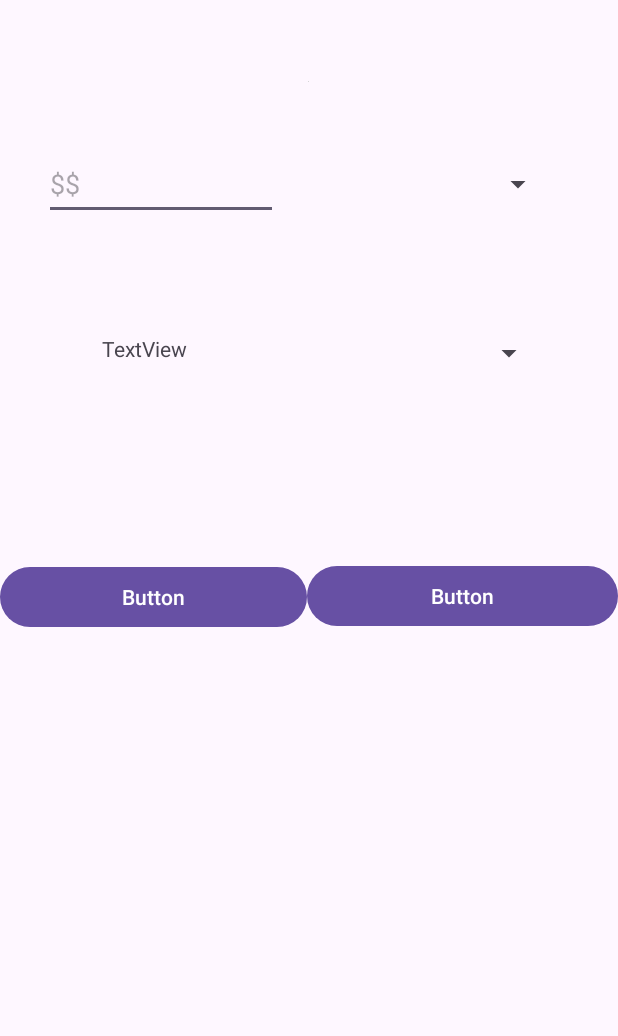
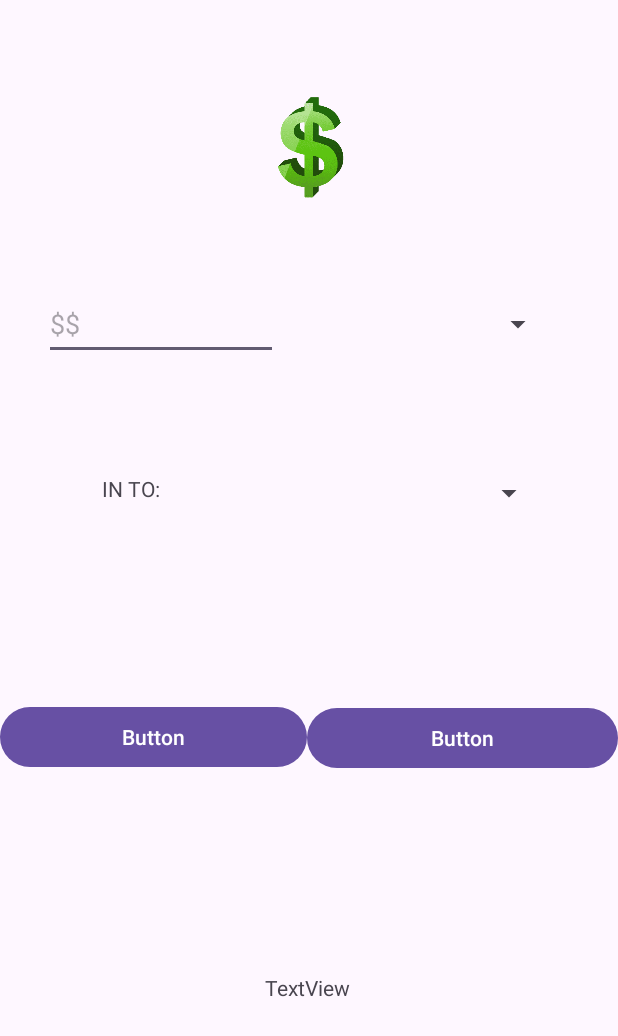
Before and after one commit to EnzoGatica/ConversordemonedasM5i17, an Android app: the layout activity_main.xml on its own in the app's theme, with its tools: preview values and no code run, on a phone screen of 412 x 824 dp. Shown: the top 1036 px of the screen. Run offline under Robolectric (Android 15) with nearby library versions, the phone set to English and light mode, and no system bars.

Commit message:
listo, pero feo

```diff
--- /dev/null
+++ b/app/src/main/res/drawable/ic_android_black_24dp.xml
@@ -0,0 +1,5 @@
+<vector android:height="24dp" android:tint="#000000"
+    android:viewportHeight="24" android:viewportWidth="24"
+    android:width="24dp" xmlns:android="http://schemas.android.com/apk/res/android">
+    <path android:fillColor="#FF000000" android:pathData="M17.6,11.48 L19.44,8.3a0.63,0.63 0,0 0,-1.09 -0.63l-1.88,3.24a11.43,11.43 0,0 0,-8.94 0L5.65,7.67a0.63,0.63 0,0 0,-1.09 0.63L6.4,11.48A10.81,10.81 0,0 0,1 20L23,20A10.81,10.81 0,0 0,17.6 11.48ZM7,17.25A1.25,1.25 0,1 1,8.25 16,1.25 1.25,0 0,1 7,17.25ZM17,17.25A1.25,1.25 0,1 1,18.25 16,1.25 1.25,0 0,1 17,17.25Z"/>
+</vector>
--- a/app/src/main/res/layout/activity_main.xml
+++ b/app/src/main/res/layout/activity_main.xml
@@ -8,26 +8,26 @@
 
     <ImageView
         android:id="@+id/imageView"
-        android:layout_width="wrap_content"
-        android:layout_height="wrap_content"
+        android:layout_width="124dp"
+        android:layout_height="94dp"
         android:layout_marginStart="141dp"
         android:layout_marginTop="54dp"
         android:layout_marginEnd="142dp"
         app:layout_constraintEnd_toEndOf="parent"
         app:layout_constraintStart_toStartOf="parent"
         app:layout_constraintTop_toTopOf="parent"
-        tools:srcCompat="@tools:sample/avatars" />
+        app:srcCompat="@drawable/simbolodinero" />
 
     <Spinner
         android:id="@+id/spinner"
         android:layout_width="138dp"
         android:layout_height="48dp"
         android:layout_marginEnd="30dp"
-        app:layout_constraintBottom_toBottomOf="@+id/editTextNumber"
+        app:layout_constraintBottom_toBottomOf="@+id/editTextEntrada"
         app:layout_constraintEnd_toEndOf="parent"
         app:layout_constraintHorizontal_bias="0.684"
         app:layout_constraintStart_toStartOf="@+id/guideline2"
-        app:layout_constraintTop_toTopOf="@+id/editTextNumber"
+        app:layout_constraintTop_toTopOf="@+id/editTextEntrada"
         app:layout_constraintVertical_bias="0.0" />
 
     <Spinner
@@ -43,7 +43,7 @@
         app:layout_constraintVertical_bias="0.413" />
 
     <EditText
-        android:id="@+id/editTextNumber"
+        android:id="@+id/editTextEntrada"
         android:layout_width="156dp"
         android:layout_height="48dp"
         android:layout_marginStart="29dp"
@@ -62,12 +62,12 @@
         android:layout_height="wrap_content"
         android:layout_marginStart="68dp"
         android:layout_marginTop="76dp"
-        android:text="TextView"
+        android:text="IN TO: "
         app:layout_constraintStart_toStartOf="parent"
-        app:layout_constraintTop_toBottomOf="@+id/editTextNumber" />
+        app:layout_constraintTop_toBottomOf="@+id/editTextEntrada" />
 
     <Button
-        android:id="@+id/button"
+        android:id="@+id/btnConvert"
         android:layout_width="0dp"
         android:layout_height="wrap_content"
         android:layout_marginTop="132dp"
@@ -78,14 +78,14 @@
         app:layout_constraintTop_toBottomOf="@+id/textView" />
 
     <Button
-        android:id="@+id/button2"
+        android:id="@+id/btnReset"
         android:layout_width="0dp"
         android:layout_height="wrap_content"
-        android:layout_marginTop="114dp"
+        android:layout_marginTop="115dp"
         android:text="Button"
         app:layout_constraintEnd_toEndOf="parent"
         app:layout_constraintHorizontal_bias="0.0"
-        app:layout_constraintStart_toEndOf="@+id/button"
+        app:layout_constraintStart_toEndOf="@+id/btnConvert"
         app:layout_constraintTop_toBottomOf="@+id/spinner2" />
 
     <androidx.constraintlayout.widget.Guideline
@@ -94,4 +94,15 @@
         android:layout_height="wrap_content"
         android:orientation="vertical"
         app:layout_constraintGuide_begin="205dp" />
+
+    <TextView
+        android:id="@+id/txtRersultado"
+        android:layout_width="wrap_content"
+        android:layout_height="wrap_content"
+        android:layout_marginBottom="156dp"
+        android:text="TextView"
+        app:layout_constraintBottom_toBottomOf="parent"
+        app:layout_constraintEnd_toEndOf="parent"
+        app:layout_constraintHorizontal_bias="0.498"
+        app:layout_constraintStart_toStartOf="parent" />
 </androidx.constraintlayout.widget.ConstraintLayout>
```
Also changed, not shown: app/src/main/java/com/example/conversordemonedasm5i17/MainActivity.kt (+34 -1 lines), app/src/main/res/drawable/simbolodinero.png (added).
